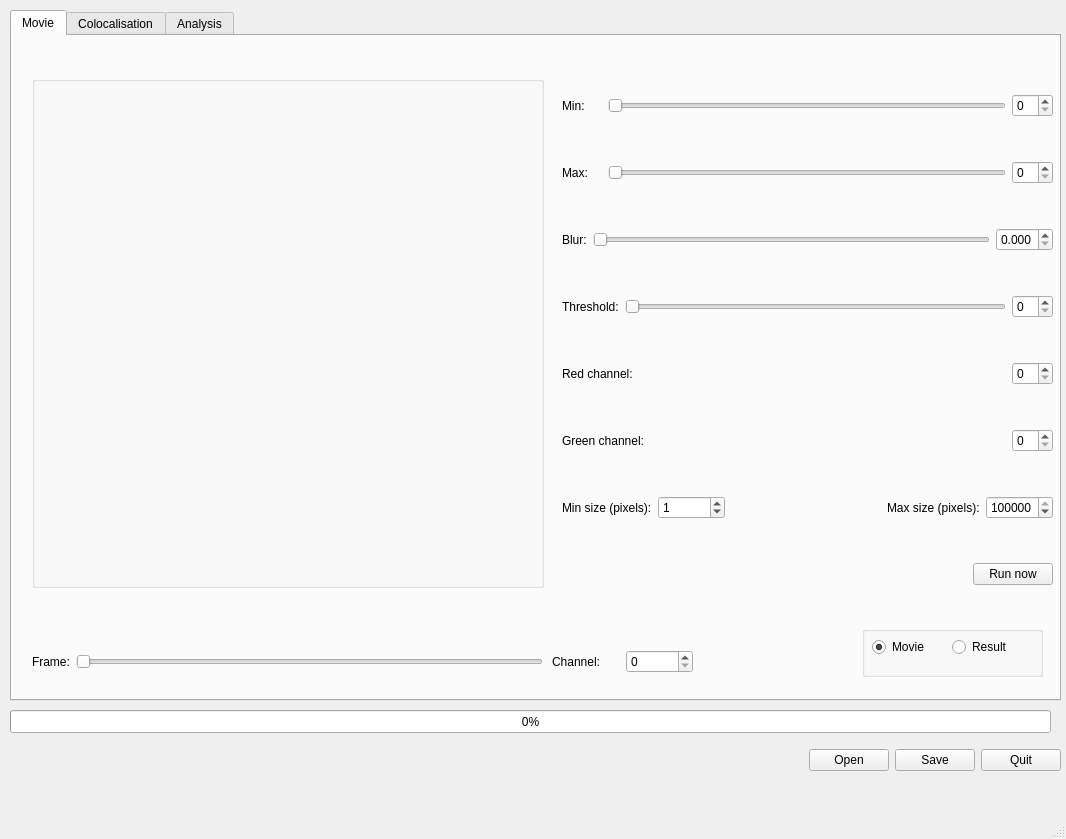
Qt form obcol.ui (drmatthews/object-colocalisation) before a commit.
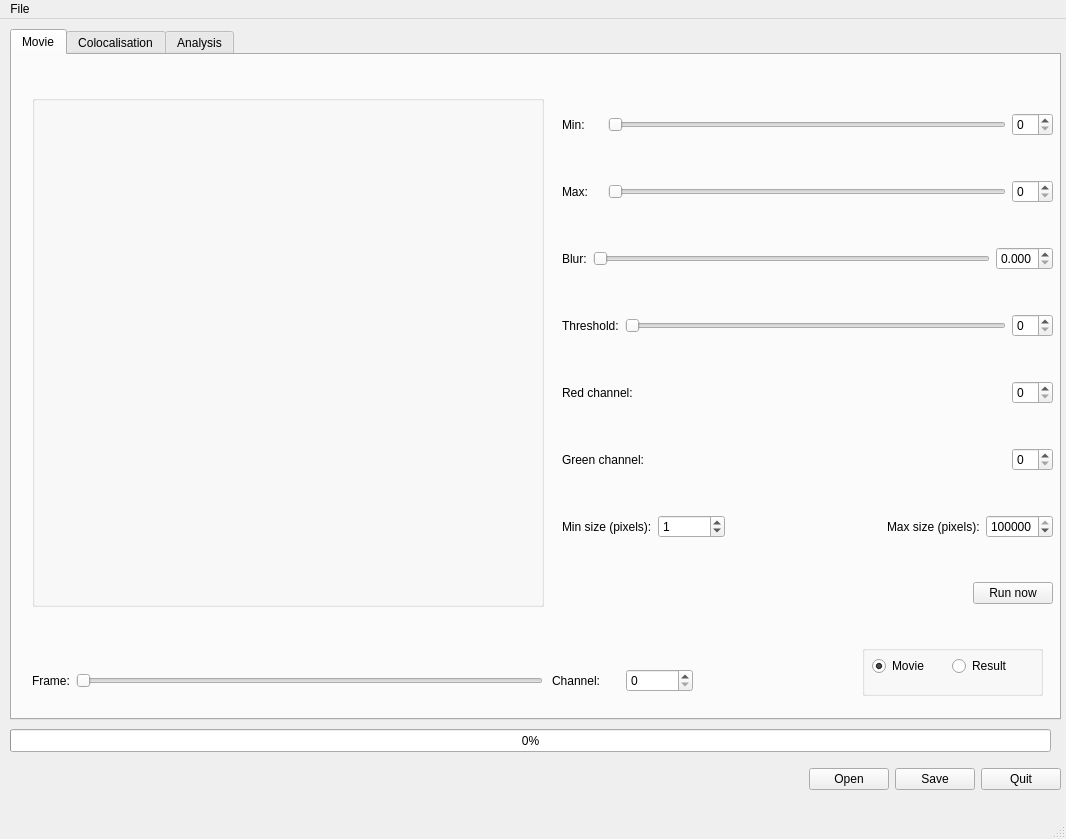
The same form after that commit.

Commit message: add file open menu option

```diff
--- a/obcol.ui
+++ b/obcol.ui
@@ -847,6 +847,13 @@
      <height>25</height>
     </rect>
    </property>
+   <widget class="QMenu" name="menuFile">
+    <property name="title">
+     <string>File</string>
+    </property>
+    <addaction name="actionOpen"/>
+   </widget>
+   <addaction name="menuFile"/>
   </widget>
   <widget class="QStatusBar" name="statusbar"/>
  </widget>
```
Left out of the diff: 5 changed lines with no effect on the pictures. The commit also changes 2 other files.
